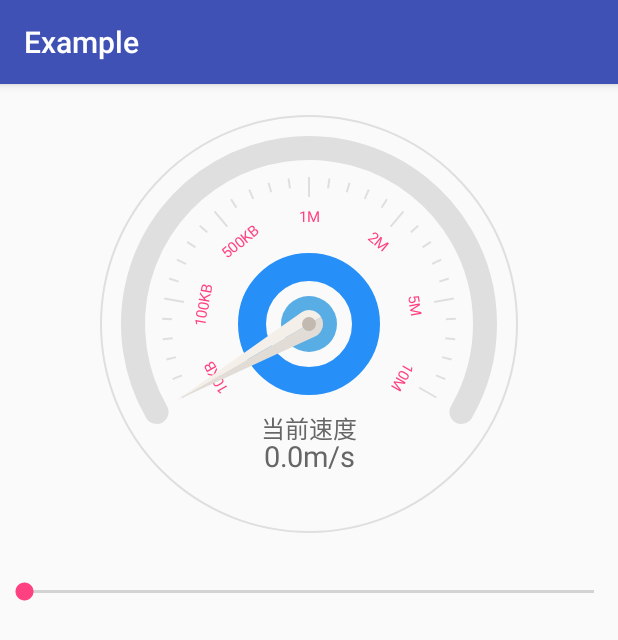
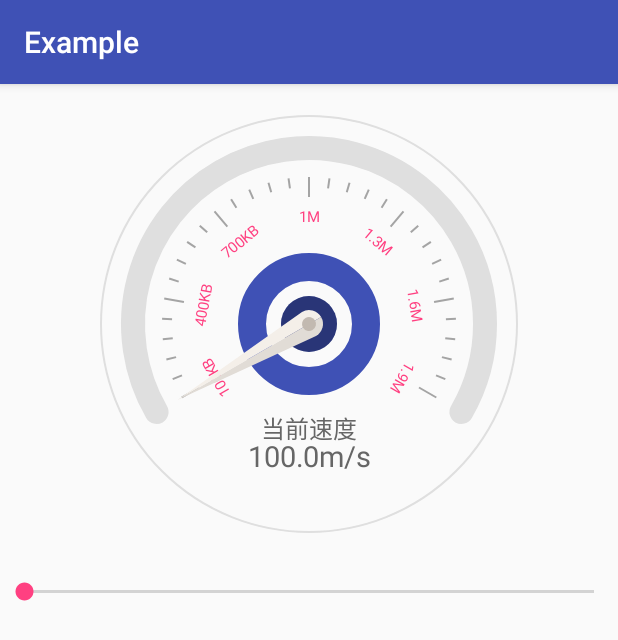
Before and after one commit to SuperKung/DashboardView, an Android app: the screen it shows after launch (MainActivity), on a phone screen of 412 x 824 dp. Shown: the top 640 px of the screen. Run offline under Robolectric (Android 15) with nearby library versions, the phone set to English and light mode, and no system bars.

Commit message:
加强刻度颜色，添加新属性

```diff
--- a/example/src/main/res/layout/activity_main.xml
+++ b/example/src/main/res/layout/activity_main.xml
@@ -19,7 +19,10 @@
         app:startProgressColor="@color/colorAccent"
         app:tikeStrArray="@array/meter"
         app:tikeStrColor="@color/colorAccent"
-        app:tikeStrSize="10dp" />
+        app:tikeStrSize="10dp"
+        app:startNumber="100"
+        app:maxNumber="1900"
+        app:centerCircleColor="@color/colorPrimary"/>
 
     <SeekBar
         android:id="@+id/seekBar"
--- a/example/src/main/res/values/strings.xml
+++ b/example/src/main/res/values/strings.xml
@@ -1,12 +1,12 @@
 <resources>
     <string name="app_name">Example</string>
     <string-array name="meter">
-        <item>10KB</item>
         <item>100KB</item>
-        <item>500KB</item>
+        <item>400KB</item>
+        <item>700KB</item>
         <item>1M</item>
-        <item>2M</item>
-        <item>5M</item>
-        <item>10M</item>
+        <item>1.3M</item>
+        <item>1.6M</item>
+        <item>1.9M</item>
     </string-array>
 </resources>
--- a/library/src/main/java/com/anderson/dashboardview/view/DashboardView.java
+++ b/library/src/main/java/com/anderson/dashboardview/view/DashboardView.java
@@ -6,9 +6,12 @@ import android.animation.TimeInterpolator;
 import android.animation.ValueAnimator;
 import android.content.Context;
 import android.graphics.Canvas;
+import android.graphics.Color;
 import android.graphics.LinearGradient;
 import android.graphics.Paint;
 import android.graphics.Path;
+import android.graphics.PorterDuff;
+import android.graphics.PorterDuffXfermode;
 import android.graphics.RectF;
 import android.graphics.Shader;
 import android.text.TextUtils;
@@ -41,7 +44,7 @@ public class DashboardView extends View {
     private int startColor;
     private int endColor;
     private int progressColor;
-
+    private int circleColor;
 
     //画笔
     private Paint paintBackground;
@@ -125,12 +128,11 @@ public class DashboardView extends View {
         paintProgress.setDither(true);
         paintCenterCirclePointer = new Paint();
         paintCenterCirclePointer.setAntiAlias(true);
-        paintCenterCirclePointer.setColor(getResources().getColor(R.color.insideBlue));
         paintCenterCirclePointer.setStyle(Paint.Style.FILL);//实心画笔
         paintCenterCirclePointer.setDither(true);
         paintCenterRingPointer = new Paint();
         paintCenterRingPointer.setAntiAlias(true);
-        paintCenterRingPointer.setColor(getResources().getColor(R.color.outsideBlue));
+        paintCenterRingPointer.setColor(circleColor);
         paintCenterRingPointer.setStrokeWidth(mMinCircleRadius);
         paintCenterRingPointer.setStyle(Paint.Style.STROKE);//空心画笔
         paintCenterRingPointer.setDither(true);
@@ -142,7 +144,7 @@ public class DashboardView extends View {
         paintText.setDither(true);
         paintNum = new Paint();
         paintNum.setAntiAlias(true);
-        paintNum.setColor(getResources().getColor(R.color.shadow));
+        paintNum.setColor(getResources().getColor(R.color.scale));
         paintNum.setStrokeWidth(2);
         paintNum.setStyle(Paint.Style.FILL);
         paintNum.setDither(true);
@@ -202,6 +204,7 @@ public class DashboardView extends View {
         startNum = dashboardViewattr.getStartNumber();
         maxNum = dashboardViewattr.getMaxNumber();
         progressColor = dashboardViewattr.getProgressColor();
+        circleColor = dashboardViewattr.getCircleColor();
         if (dashboardViewattr.getPadding() == 0) {
             OFFSET = progressStrokeWidth + 10;
         } else {
@@ -320,7 +323,11 @@ public class DashboardView extends View {
         mMinCircleRadius = mWidth / 15;
         mMinRingRadius = mMinCircleRadius * 2 + mMinCircleRadius / 20;
         paintCenterRingPointer.setStrokeWidth(mMinCircleRadius);
-        canvas.drawCircle(0, 0, mMinCircleRadius, paintCenterCirclePointer);//中心圆点
+
+        paintCenterCirclePointer.setColor(circleColor);
+        canvas.drawCircle(0, 0, mMinCircleRadius, paintCenterCirclePointer);
+        paintCenterCirclePointer.setColor(getResources().getColor(R.color.scale));
+        canvas.drawCircle(0, 0, mMinCircleRadius, paintCenterCirclePointer); //中心圆点
 
         canvas.drawCircle(0, 0, mMinRingRadius, paintCenterRingPointer);//中心小圆环
 
--- a/library/src/main/java/com/anderson/dashboardview/view/DashboardViewAttr.java
+++ b/library/src/main/java/com/anderson/dashboardview/view/DashboardViewAttr.java
@@ -27,7 +27,7 @@ public class DashboardViewAttr {
     private CharSequence[] tikeStrArray;
     private int tikeStrColor;
     private float tikeStrSize;
-
+    private int circleColor;
     public DashboardViewAttr(Context context, AttributeSet attrs, int defStyleAttr) {
         TypedArray ta = context.obtainStyledAttributes(attrs, R.styleable.DashboardView, defStyleAttr, 0);
         mTextSize = ta.getDimensionPixelSize(PxUtils.spToPx(R.styleable.DashboardView_android_textSize, context), 24);
@@ -46,7 +46,12 @@ public class DashboardViewAttr {
 
         tikeStrColor = ta.getColor(R.styleable.DashboardView_tikeStrColor, context.getResources().getColor(android.R.color.black));
         tikeStrSize = ta.getDimension(R.styleable.DashboardView_tikeStrSize, 10);
+        circleColor = ta.getColor(R.styleable.DashboardView_centerCircleColor, context.getResources().getColor(R.color.outsideBlue));
         ta.recycle();
+    }
+
+    public int getCircleColor() {
+        return circleColor;
     }
 
     public int getProgressColor() {
--- a/library/src/main/res/values/attrs.xml
+++ b/library/src/main/res/values/attrs.xml
@@ -3,7 +3,6 @@
 
 
     <declare-styleable name="DashboardView">
-        <attr name="arcColor" format="color"/>
         <attr name="padding" format="dimension"/>
         <attr name="progressStrokeWidth" format="dimension"/>
         <attr name="android:text"/>
@@ -19,6 +18,7 @@
         <attr name="tikeStrArray" format="reference"/>
         <attr name="tikeStrSize" format="dimension"/>
         <attr name="tikeStrColor" format="color"/>
+        <attr name="centerCircleColor" format="color"/>
     </declare-styleable>
 
 </resources>
--- a/library/src/main/res/values/colors.xml
+++ b/library/src/main/res/values/colors.xml
@@ -17,6 +17,7 @@
     <color name="slategrey">#ff708090</color>
     <color name="textColor">#666666</color>
     <color name="shadow">#dfdfdf</color>
+    <color name="scale">#58000000</color>
     <color name="leftRight">#e1dcd6</color>
     <color name="rightRight">#f4efe9</color>
     <color name="outsideBlue">#2690f8</color>
```
